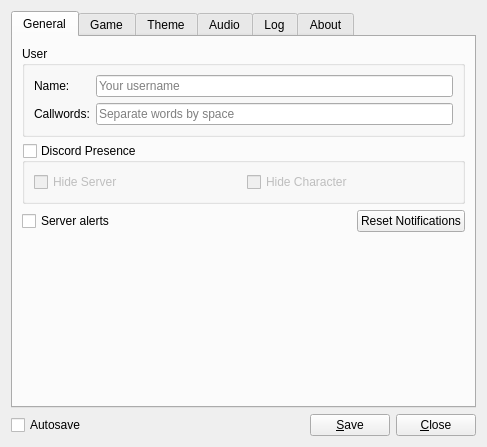
Qt form res/ui/config_panel.ui (lambdcalculus/AO2-Client) before a commit.
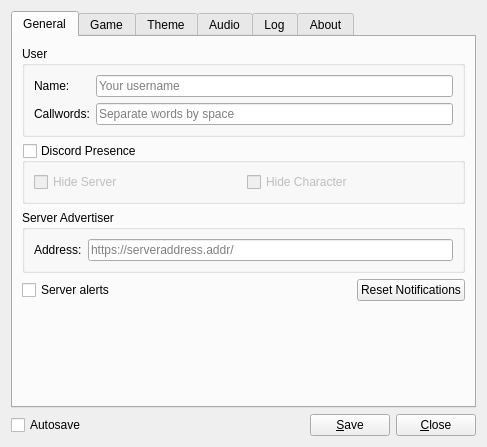
The same form after that commit.

Commit message:
Reworked server advertiser, server info, ...
* Removed server and favorite server from AOApplication
* Introduced DRMasterClient to handle server advertiser business
* Lobby is now in charge of favorite servers

What changed in the file:
```diff
--- a/res/ui/config_panel.ui
+++ b/res/ui/config_panel.ui
@@ -117,6 +117,29 @@
          </layout>
         </widget>
        </item>
+       <item>
+        <widget class="QGroupBox" name="groupBox_7">
+         <property name="title">
+          <string>Server Advertiser</string>
+         </property>
+         <layout class="QFormLayout" name="formLayout_6">
+          <item row="0" column="0">
+           <widget class="QLabel" name="advertiser_label">
+            <property name="text">
+             <string>Address:</string>
+            </property>
+           </widget>
+          </item>
+          <item row="0" column="1">
+           <widget class="QLineEdit" name="advertiser">
+            <property name="placeholderText">
+             <string>https://serveraddress.addr/</string>
+            </property>
+           </widget>
+          </item>
+         </layout>
+        </widget>
+       </item>
        <item>
         <layout class="QHBoxLayout" name="horizontalLayout_3">
          <item>
```
The commit also changes 24 other files.
